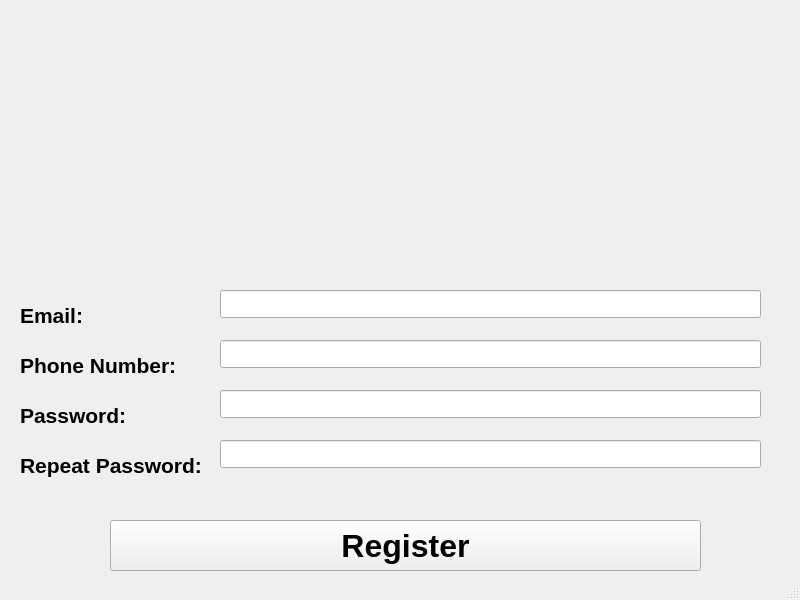
The window that registerPage.ui (anuragrao04/GrowPal) describes before a commit, drawn with Qt 5.
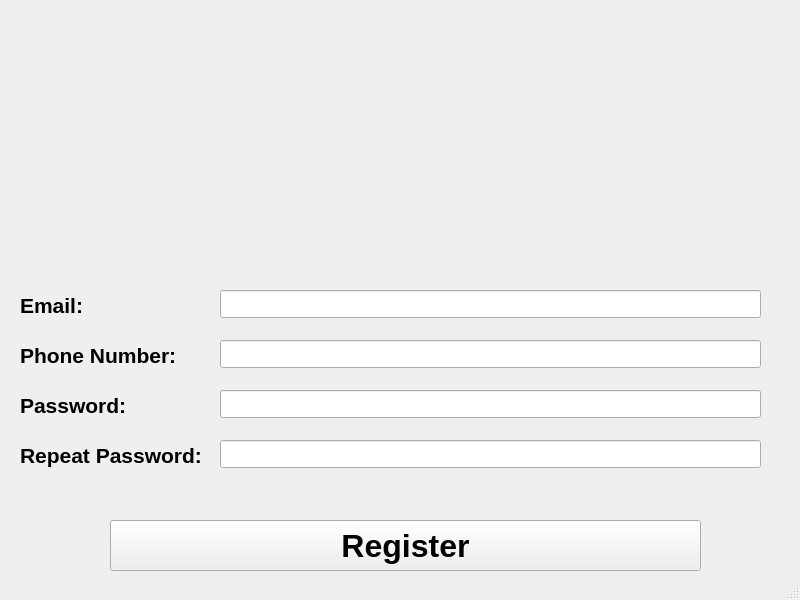
The same window after the commit. Icons and pictures are not drawn.

Commit message: shifted all elements to line up better with input text fields

What changed in the file:
```diff
--- a/registerPage.ui
+++ b/registerPage.ui
@@ -18,7 +18,7 @@
     <property name="geometry">
      <rect>
       <x>20</x>
-      <y>300</y>
+      <y>290</y>
       <width>201</width>
       <height>31</height>
      </rect>
@@ -79,7 +79,7 @@
     <property name="geometry">
      <rect>
       <x>20</x>
-      <y>350</y>
+      <y>340</y>
       <width>201</width>
       <height>31</height>
      </rect>
@@ -105,7 +105,7 @@
     <property name="geometry">
      <rect>
       <x>20</x>
-      <y>400</y>
+      <y>390</y>
       <width>201</width>
       <height>31</height>
      </rect>
@@ -131,7 +131,7 @@
     <property name="geometry">
      <rect>
       <x>20</x>
-      <y>450</y>
+      <y>440</y>
       <width>201</width>
       <height>31</height>
      </rect>
```
